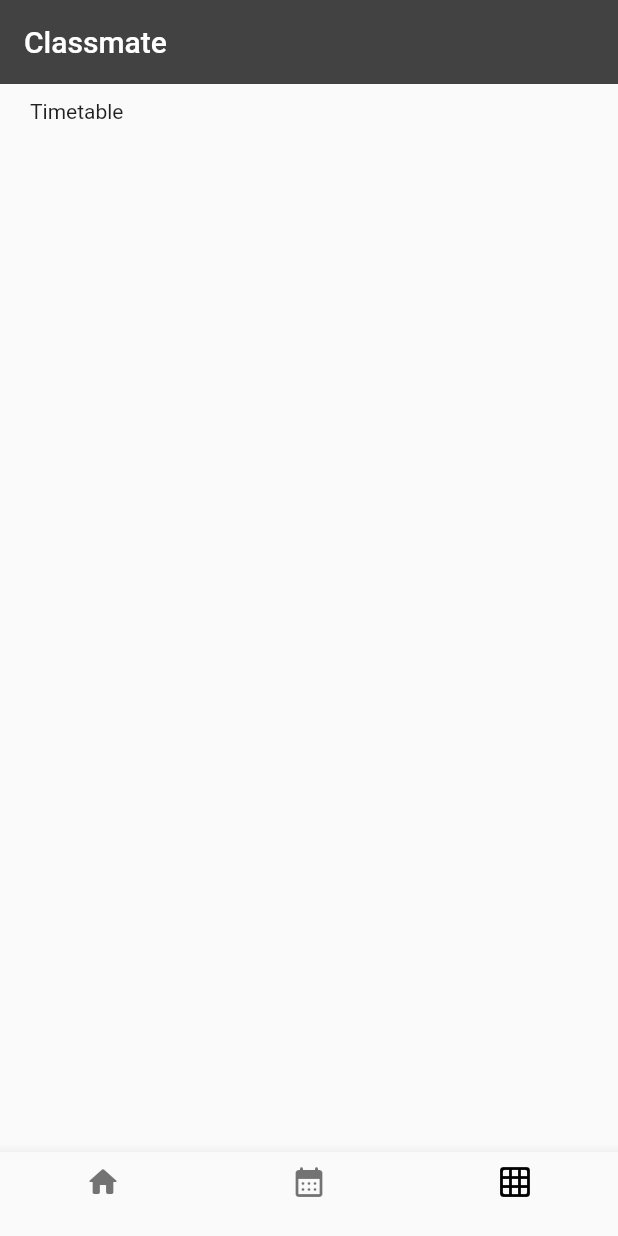
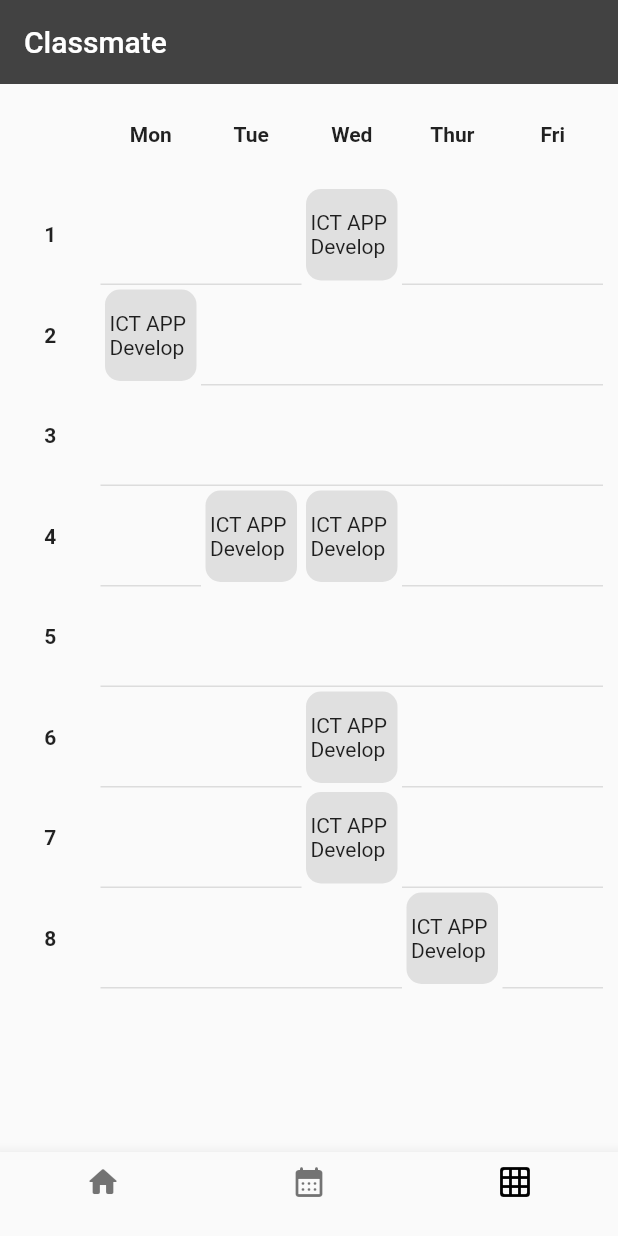
Before and after one commit to preciousMzembe/classmate, a Flutter app: the screen it shows after launch, item 3 of the bottom bar chosen, on a phone screen of 412 x 824 dp. Run offline on Flutter 3.47's test engine with Material 2 defaults, Android fonts, the phone set to English and light mode, and no system bars; our stand-ins replace hive_flutter, table_calendar; accounts and stored records are empty.

Commit message:
make TimeTable.dart

```diff
--- a/lib/pages/Timetable.dart
+++ b/lib/pages/Timetable.dart
@@ -6,17 +6,123 @@
   const Timetable({super.key});
 
   @override
-  State<Timetable> createState() => _SettingsState();
+  State<Timetable> createState() => _TimetableState();
 }
 
-class _SettingsState extends State<Timetable> {
+class _TimetableState extends State<Timetable> {
+  final int listLength = 54;
+  late List<bool> _subjects;
+  @override
+  void initState() {
+    super.initState();
+    initializeSelection();
+  }
+
+  void initializeSelection() {
+    _subjects = List<bool>.generate(listLength, (_) => false);
+    for(int i=0; i<_subjects.length; i++){
+      if(i%9==0){
+        _subjects[i] = true;
+      }
+      if(i%13==0){
+        _subjects[i] = true;
+      }
+    }
+  }
+
+  @override
+  void dispose() {
+    _subjects.clear();
+    super.dispose();
+  }
+
   @override
   Widget build(BuildContext context) {
     return Scaffold(
-      body: Padding(
-        padding: EdgeInsets.fromLTRB(20, 10, 20, 20),
-        child: Text("Timetable"),
-      ),
+      body: GridBuilder(
+        subjectList: _subjects,
+      )
     );
   }
 }
+
+class GridBuilder extends StatefulWidget {
+  const GridBuilder({
+    super.key,
+    required this.subjectList,
+  });
+
+  final List<bool> subjectList;
+
+  @override
+  GridBuilderState createState() => GridBuilderState();
+}
+//https://stackoverflow.com/questions/43943946/how-do-i-use-async-http-data-to-return-child-widgets-in-an-indexedwidgetbuilder
+class GridBuilderState extends State<GridBuilder> {
+  @override
+  Widget build(BuildContext context) {
+    return GridView.builder(
+        padding: EdgeInsets.only(right: 10),
+        itemCount: widget.subjectList.length,
+        gridDelegate:
+        const SliverGridDelegateWithFixedCrossAxisCount(crossAxisCount: 6),
+        itemBuilder: (_, int index) {
+          // Header: Mon Tue Wed Thur Fri
+          if(index < 6){
+            var days = ["", "Mon", "Tue", "Wed", "Thur", "Fri"];
+            return InkWell(
+              child: GridTile(
+                  child: Center(
+                    child: Text(
+                      "${days[index]}",
+                      style: TextStyle(fontSize: 14, fontWeight: FontWeight.bold),
+                      textAlign: TextAlign.center,
+                    )),
+                  ),
+            );
+          }
+          // Time : 1 2 3 4 5 6 7 8
+          if(index%6==0){
+            double row = index/6;
+            return InkWell(
+              child: GridTile(
+
+                  child: Center(
+                      child: Text(
+                        "${row.toInt()}",
+                        style: TextStyle(fontSize: 14, fontWeight: FontWeight.bold),
+                        textAlign: TextAlign.center,
+                      )
+                  )
+              ),
+            );
+          }
+          // shows subject
+          if(widget.subjectList[index]){
+            return InkWell(
+              child: GridTile(
+                  child: Container(
+                    margin: EdgeInsets.all(3),
+                    padding: EdgeInsets.all(3),
+                    alignment: Alignment.center,
+                    child: Text("ICT APP Develop"),
+                    decoration:BoxDecoration(
+                      color: Colors.grey[300],
+                      borderRadius: BorderRadius.all(
+                        Radius.circular(10),
+                      )),
+                    ),
+                  ),
+            );
+          }
+          return InkWell(
+            child: GridTile(
+                child: Container(
+                  decoration:BoxDecoration(
+                    border: Border(bottom: BorderSide(color: Theme.of(context).dividerColor))
+                )),
+            )
+          );
+        });
+  }
+}
```
